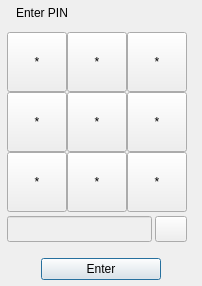
First picture: the form in src/ui/ui_hw_pin_dlg.ui, repository Bertrand256/dash-masternode-tool, before the edit.
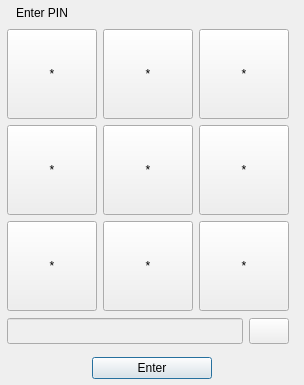
Second picture: the form after the edit.

Patch:
```diff
--- a/src/ui/ui_hw_pin_dlg.ui
+++ b/src/ui/ui_hw_pin_dlg.ui
@@ -6,8 +6,8 @@
    <rect>
     <x>0</x>
     <y>0</y>
-    <width>172</width>
-    <height>275</height>
+    <width>291</width>
+    <height>385</height>
    </rect>
   </property>
   <property name="minimumSize">
@@ -30,7 +30,7 @@
   </property>
   <layout class="QVBoxLayout" name="verticalLayout">
    <property name="spacing">
-    <number>3</number>
+    <number>6</number>
    </property>
    <property name="leftMargin">
     <number>6</number>
@@ -74,15 +74,21 @@
     <widget class="QWidget" name="wdgPinButtons" native="true">
      <layout class="QHBoxLayout" name="layPinButtons">
       <property name="spacing">
-       <number>0</number>
+       <number>6</number>
       </property>
       <property name="leftMargin">
        <number>1</number>
       </property>
+      <property name="topMargin">
+       <number>3</number>
+      </property>
+      <property name="bottomMargin">
+       <number>3</number>
+      </property>
       <item>
        <layout class="QVBoxLayout" name="verticalLayout_2">
         <property name="spacing">
-         <number>0</number>
+         <number>3</number>
         </property>
         <item>
          <layout class="QGridLayout" name="gridLayout">
@@ -90,7 +96,7 @@
            <enum>QLayout::SetDefaultConstraint</enum>
           </property>
           <property name="spacing">
-           <number>0</number>
+           <number>6</number>
           </property>
           <item row="2" column="0">
            <widget class="QPushButton" name="btnPin1">
@@ -102,14 +108,14 @@
             </property>
             <property name="minimumSize">
              <size>
-              <width>60</width>
-              <height>60</height>
+              <width>90</width>
+              <height>90</height>
              </size>
             </property>
             <property name="maximumSize">
              <size>
-              <width>60</width>
-              <height>60</height>
+              <width>90</width>
+              <height>90</height>
              </size>
             </property>
             <property name="text">
@@ -130,14 +136,14 @@
             </property>
             <property name="minimumSize">
              <size>
-              <width>60</width>
-              <height>60</height>
+              <width>90</width>
+              <height>90</height>
              </size>
             </property>
             <property name="maximumSize">
              <size>
-              <width>60</width>
-              <height>60</height>
+              <width>90</width>
+              <height>90</height>
              </size>
             </property>
             <property name="text">
@@ -158,14 +164,14 @@
             </property>
             <property name="minimumSize">
              <size>
-              <width>60</width>
-              <height>60</height>
+              <width>90</width>
+              <height>90</height>
              </size>
             </property>
             <property name="maximumSize">
              <size>
-              <width>60</width>
-              <height>60</height>
+              <width>90</width>
+              <height>90</height>
              </size>
             </property>
             <property name="text">
@@ -186,14 +192,14 @@
             </property>
             <property name="minimumSize">
              <size>
-              <width>60</width>
-              <height>60</height>
+              <width>90</width>
+              <height>90</height>
              </size>
             </property>
             <property name="maximumSize">
              <size>
-              <width>60</width>
-              <height>60</height>
+              <width>90</width>
+              <height>90</height>
              </size>
             </property>
             <property name="text">
@@ -214,14 +220,14 @@
             </property>
             <property name="minimumSize">
              <size>
-              <width>60</width>
-              <height>60</height>
+              <width>90</width>
+              <height>90</height>
              </size>
             </property>
             <property name="maximumSize">
              <size>
-              <width>60</width>
-              <height>60</height>
+              <width>90</width>
+              <height>90</height>
              </size>
             </property>
             <property name="text">
@@ -242,14 +248,14 @@
             </property>
             <property name="minimumSize">
              <size>
-              <width>60</width>
-              <height>60</height>
+              <width>90</width>
+              <height>90</height>
              </size>
             </property>
             <property name="maximumSize">
              <size>
-              <width>60</width>
-              <height>60</height>
+              <width>90</width>
+              <height>90</height>
              </size>
             </property>
             <property name="text">
@@ -273,14 +279,14 @@
             </property>
             <property name="minimumSize">
              <size>
-              <width>60</width>
-              <height>60</height>
+              <width>90</width>
+              <height>90</height>
              </size>
             </property>
             <property name="maximumSize">
              <size>
-              <width>60</width>
-              <height>60</height>
+              <width>90</width>
+              <height>90</height>
              </size>
             </property>
             <property name="text">
@@ -304,14 +310,14 @@
             </property>
             <property name="minimumSize">
              <size>
-              <width>60</width>
-              <height>60</height>
+              <width>90</width>
+              <height>90</height>
              </size>
             </property>
             <property name="maximumSize">
              <size>
-              <width>60</width>
-              <height>60</height>
+              <width>90</width>
+              <height>90</height>
              </size>
             </property>
             <property name="text">
@@ -332,14 +338,14 @@
             </property>
             <property name="minimumSize">
              <size>
-              <width>60</width>
-              <height>60</height>
+              <width>90</width>
+              <height>90</height>
              </size>
             </property>
             <property name="maximumSize">
              <size>
-              <width>60</width>
-              <height>60</height>
+              <width>90</width>
+              <height>90</height>
              </size>
             </property>
             <property name="text">
@@ -355,7 +361,7 @@
         <item>
          <layout class="QHBoxLayout" name="horizontalLayout">
           <property name="spacing">
-           <number>3</number>
+           <number>6</number>
           </property>
           <property name="sizeConstraint">
            <enum>QLayout::SetDefaultConstraint</enum>
```
